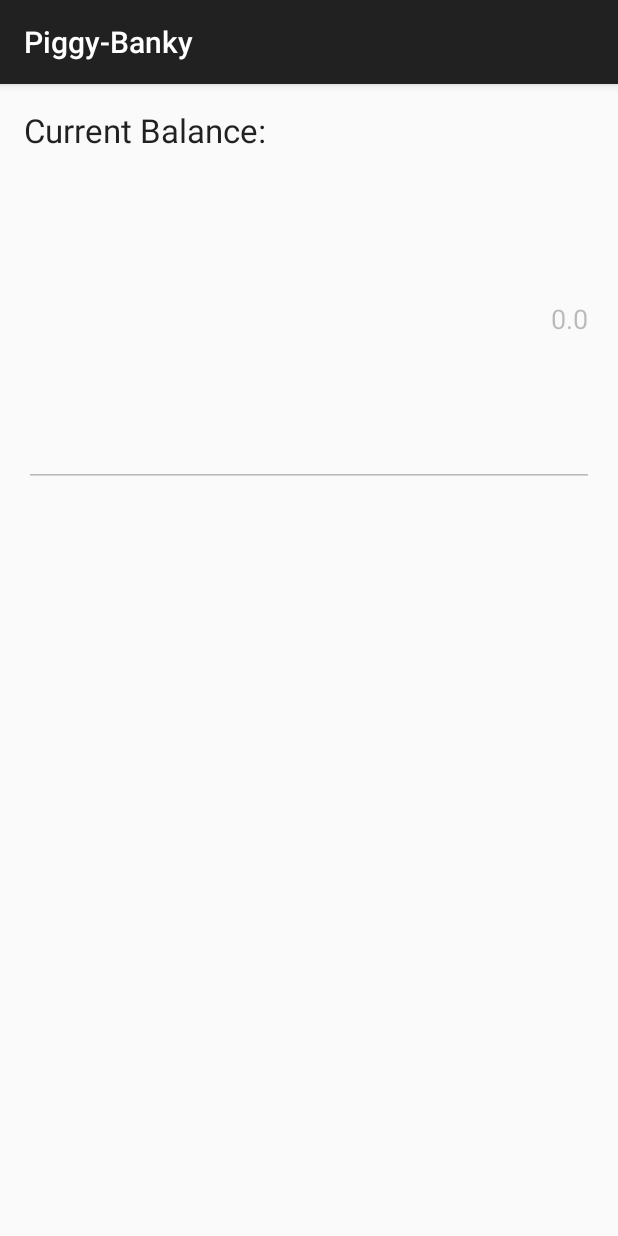
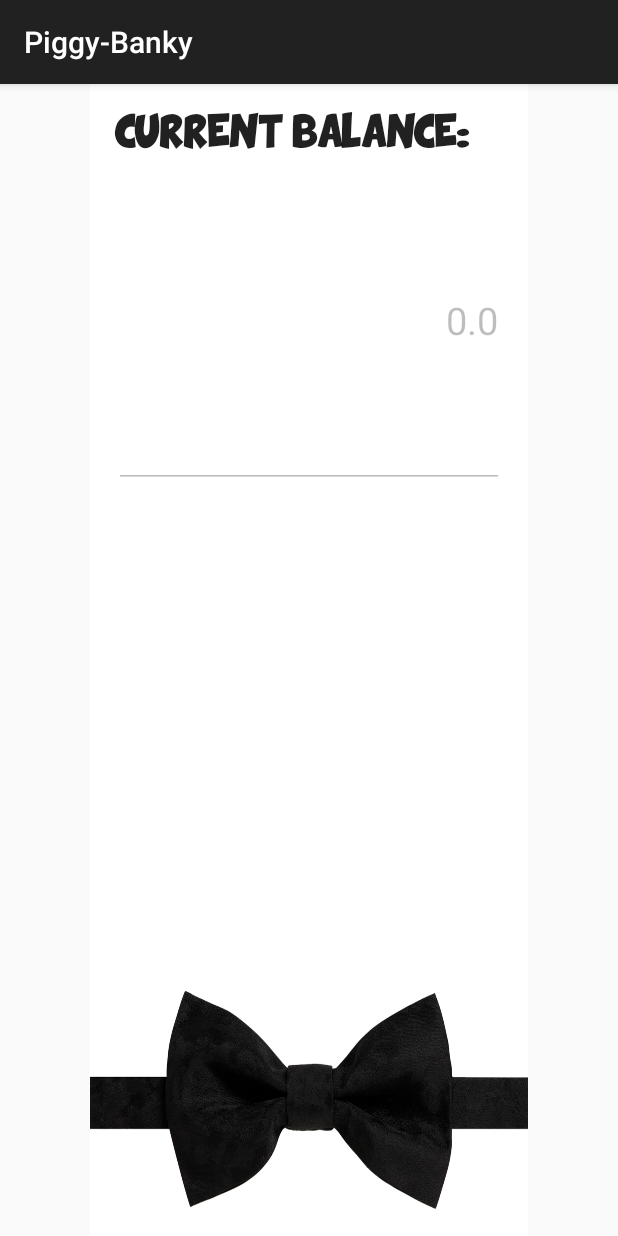
Before and after one commit to abiegamao/AndroidBankApp, an Android app: the TransactionHistory screen opened directly, with no data from a screen before it, on a phone screen of 412 x 824 dp. Run offline under Robolectric (Android 15) with nearby library versions, the phone set to English and light mode, and no system bars; 1 statement that could not run was skipped.

Commit message:
th updated - abie

```diff
--- a/app/src/main/java/com/example/abiegamao/myapplication/TransactionHistory.java
+++ b/app/src/main/java/com/example/abiegamao/myapplication/TransactionHistory.java
@@ -1,13 +1,15 @@
 package com.example.abiegamao.myapplication;
 
 import android.database.Cursor;
+import android.graphics.Typeface;
 import android.support.v7.app.AppCompatActivity;
 import android.os.Bundle;
 import android.widget.EditText;
+import android.widget.TextView;
 
 public class TransactionHistory extends AppCompatActivity {
     EditText curr;
-    EditText editAmount;
+    TextView strCurrBal;
     DatabaseHelper helper;
 
     @Override
@@ -16,8 +18,22 @@ public class TransactionHistory extends AppCompatActivity {
         setContentView(R.layout.activity_transaction_history);
 
         helper = new DatabaseHelper(this);
+        strCurrBal=(TextView) findViewById(R.id.textViewCurrBalanceTH);
         curr = (EditText) findViewById(R.id.editTextCurrBalTH);
         curr.setEnabled(false);
+
+        //STR
+        Typeface gotham = Typeface.createFromAsset(getAssets(), "fonts/Gotham-Book-Regular.ttf");
+        Typeface funsized = Typeface.createFromAsset(getAssets(), "fonts/FunSized.ttf");
+        Typeface comix = Typeface.createFromAsset(getAssets(), "fonts/Comix-Loud.ttf");
+        Typeface fishFingers = Typeface.createFromAsset(getAssets(), "fonts/Fishfingers.ttf");
+
+        curr.setTypeface(fishFingers);
+        strCurrBal.setTypeface(comix);
+        curr.setTextSize(25);
+        strCurrBal.setTextSize(15);
+        strCurrBal.setText("CURRENT BALANCE: ");
+
 
         //GET CURRENT BALANCE DEP-WITHDRAW
         getCurrBal();
--- a/app/src/main/res/layout/activity_transaction_history.xml
+++ b/app/src/main/res/layout/activity_transaction_history.xml
@@ -7,6 +7,9 @@
     android:paddingLeft="@dimen/activity_horizontal_margin"
     android:paddingRight="@dimen/activity_horizontal_margin"
     android:paddingTop="@dimen/activity_vertical_margin"
+    android:layout_marginLeft="90px"
+    android:layout_marginRight="90px"
+    android:background="@drawable/bowtie2"
     android:orientation="vertical"
     tools:context="com.example.abiegamao.myapplication.TransactionHistory">
 
@@ -15,7 +18,7 @@
         android:layout_height="wrap_content"
         android:textAppearance="?android:attr/textAppearanceLarge"
         android:text="Current Balance:"
-        android:id="@+id/textView" />
+        android:id="@+id/textViewCurrBalanceTH" />
 
     <LinearLayout
         android:orientation="vertical"
```
Also changed, not shown: 1 other file.
